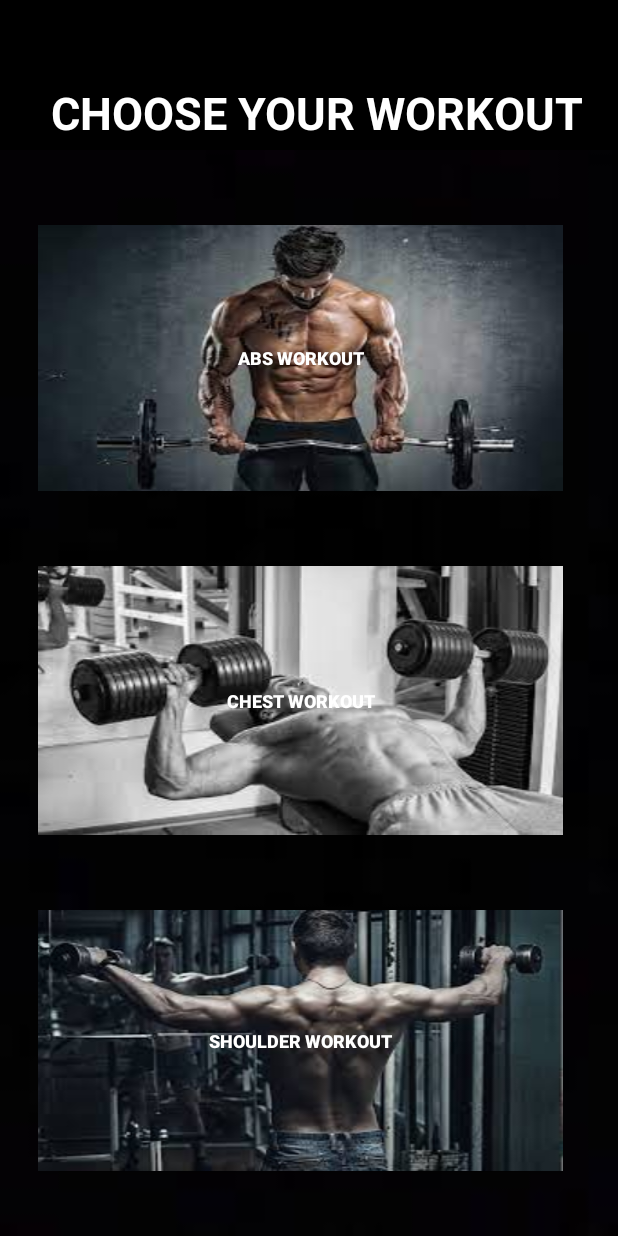
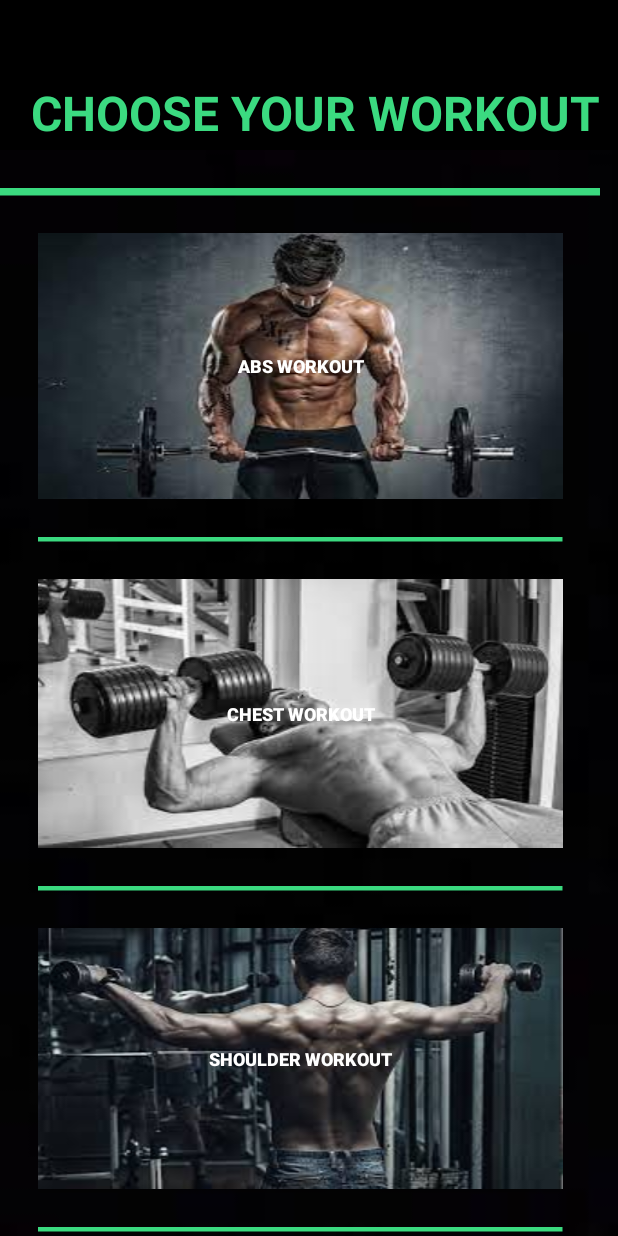
Before and after one commit to scar77-git/ATHLEAN, an Android app: the workout screen opened directly, with no data from a screen before it, on a phone screen of 412 x 824 dp. Run offline under Robolectric (Android 15) with nearby library versions, the light colour scheme and no system bars.

```diff
--- a/app/src/main/AndroidManifest.xml
+++ b/app/src/main/AndroidManifest.xml
@@ -6,6 +6,8 @@
         android:allowBackup="true"
         android:icon="@mipmap/logo1"
         android:label="ATHLEAN"
+        android:screenOrientation = "portrait"
+        android:configChanges = "orientation|keyboardHidden"
         android:roundIcon="@mipmap/ic_launcher_round"
         android:theme="@style/AppTheme">
         android:supportsRtl="true">
--- a/app/src/main/java/com/example/testapp/login1.kt
+++ b/app/src/main/java/com/example/testapp/login1.kt
@@ -43,12 +43,14 @@ class login1 : AppCompatActivity() {
                     Toast.LENGTH_SHORT).show()
                 val intent = Intent(this, MainActivity::class.java)
                 startActivity(intent)
+                finish()
             }
         }
         val button2: Button = findViewById(R.id.forgot_password)
         button2.setOnClickListener {
             val intent = Intent(this, registration::class.java)
             startActivity(intent)
+
 
         }
         //toolbar = findViewById(R.id.toolbar_login)
@@ -74,7 +76,7 @@ class login1 : AppCompatActivity() {
 
             override fun afterTextChanged(s: Editable)
             {
-                if (s.length != 0)
+                if (s.length > 5)
                 {
                     var drawable = resources.getDrawable(R.drawable.email) //Your drawable image
                     drawable = DrawableCompat.wrap(drawable!!)
@@ -114,7 +116,7 @@ class login1 : AppCompatActivity() {
 
             override fun afterTextChanged(s: Editable)
             {
-                if (s.length != 0)
+                if (s.length >= 8)
                 {
                     var drawable = resources.getDrawable(R.drawable.password) //Your drawable image
                     drawable = DrawableCompat.wrap(drawable!!)
--- a/app/src/main/res/layout/workout1.xml
+++ b/app/src/main/res/layout/workout1.xml
@@ -23,8 +23,8 @@
             android:layout_marginTop="50dp"
             android:gravity="center_horizontal"
             android:text="CHOOSE YOUR WORKOUT"
-            android:textColor="@color/white"
-            android:textSize="30dp"
+            android:textColor="#3bda80"
+            android:textSize="32dp"
             android:textStyle="bold" />
     </RelativeLayout>
     <ScrollView
@@ -36,6 +36,15 @@
             android:layout_width="400dp"
             android:orientation="vertical"
             android:layout_height="match_parent">
+
+            <View
+                android:id="@+id/divider8"
+                android:layout_width="match_parent"
+                android:layout_height="5dp"
+                android:background="?android:attr/listDivider"
+                android:foreground="#3bda80"
+                android:translationY="25dp" />
+
             <Button
                 android:id="@+id/bulking"
                 android:layout_width="350dp"
@@ -50,20 +59,40 @@
                 android:textSize="12sp"
                 android:textStyle="bold"
                 android:background="@drawable/abs"/>
+
+            <View
+                android:id="@+id/divider9"
+                android:layout_width="350dp"
+                android:layout_height="3dp"
+                android:background="?android:attr/listDivider"
+                android:foreground="#3bda80"
+                android:translationX="25dp"
+                android:translationY="25dp" />
+
             <Button
                 android:id="@+id/weight_loss"
                 android:layout_width="350dp"
                 android:layout_height="wrap_content"
                 android:layout_below="@+id/bulking"
                 android:layout_centerInParent="false"
+                android:layout_centerHorizontal="true"
+                android:layout_marginLeft="25dp"
                 android:layout_marginTop="50dp"
-                android:layout_marginLeft="25dp"
-                android:layout_centerHorizontal="true"
+                android:background="@drawable/chest"
                 android:text="CHEST WORKOUT"
                 android:textColor="@color/white"
                 android:textSize="12sp"
-                android:textStyle="bold"
-                android:background="@drawable/chest"/>
+                android:textStyle="bold" />
+
+            <View
+                android:id="@+id/divider10"
+                android:layout_width="350dp"
+                android:layout_height="3dp"
+                android:background="?android:attr/listDivider"
+                android:foreground="#3bda80"
+                android:translationX="25dp"
+                android:translationY="25dp" />
+
             <Button
                 android:id="@+id/athlete"
                 android:layout_width="350dp"
@@ -78,6 +107,16 @@
                 android:textSize="12sp"
                 android:textStyle="bold"
                 android:background="@drawable/shoulder"/>
+
+            <View
+                android:id="@+id/divider11"
+                android:layout_width="350dp"
+                android:layout_height="3dp"
+                android:background="?android:attr/listDivider"
+                android:foreground="#3bda80"
+                android:translationX="25dp"
+                android:translationY="25dp" />
+
             <Button
                 android:id="@+id/bb"
                 android:layout_width="350dp"
@@ -92,6 +131,16 @@
                 android:textSize="12sp"
                 android:textStyle="bold"
                 android:background="@drawable/arms"/>
+
+            <View
+                android:id="@+id/divider12"
+                android:layout_width="350dp"
+                android:layout_height="3dp"
+                android:background="?android:attr/listDivider"
+                android:foreground="#3bda80"
+                android:translationX="25dp"
+                android:translationY="25dp" />
+
             <Button
                 android:id="@+id/leg"
                 android:layout_width="350dp"
@@ -104,8 +153,18 @@
                 android:text="LEG WORKOUT"
                 android:textColor="@color/white"
                 android:textSize="12sp"
-                android:textStyle="bold"
-                android:background="@drawable/leg"/>
+                android:background="@drawable/leg"
+                android:textStyle="bold"/>
+
+            <View
+                android:id="@+id/divider13"
+                android:layout_width="350dp"
+                android:layout_height="3dp"
+                android:background="?android:attr/listDivider"
+                android:foreground="#3bda80"
+                android:translationX="25dp"
+                android:translationY="25dp" />
+
             <Button
                 android:id="@+id/fit"
                 android:layout_width="350dp"
```
Also changed, not shown: app/src/main/res/layout/activity_main.xml (+40 -48 lines), app/src/main/res/layout/diet1.xml (+27 -21 lines), app/src/main/res/drawable/bg3.jpeg (deleted), app/src/main/res/drawable/bg5.jpg (deleted), app/src/main/res/drawable/bg6.jpg (deleted), app/src/main/res/drawable/diet1.jpg (deleted), app/src/main/res/drawable/fitness1.png (deleted), app/src/main/res/drawable/fitness6.jpg (deleted), app/src/main/res/drawable/go.png (deleted), app/src/main/res/drawable/health.jpg (deleted), app/src/main/res/drawable/profile.jpg.
